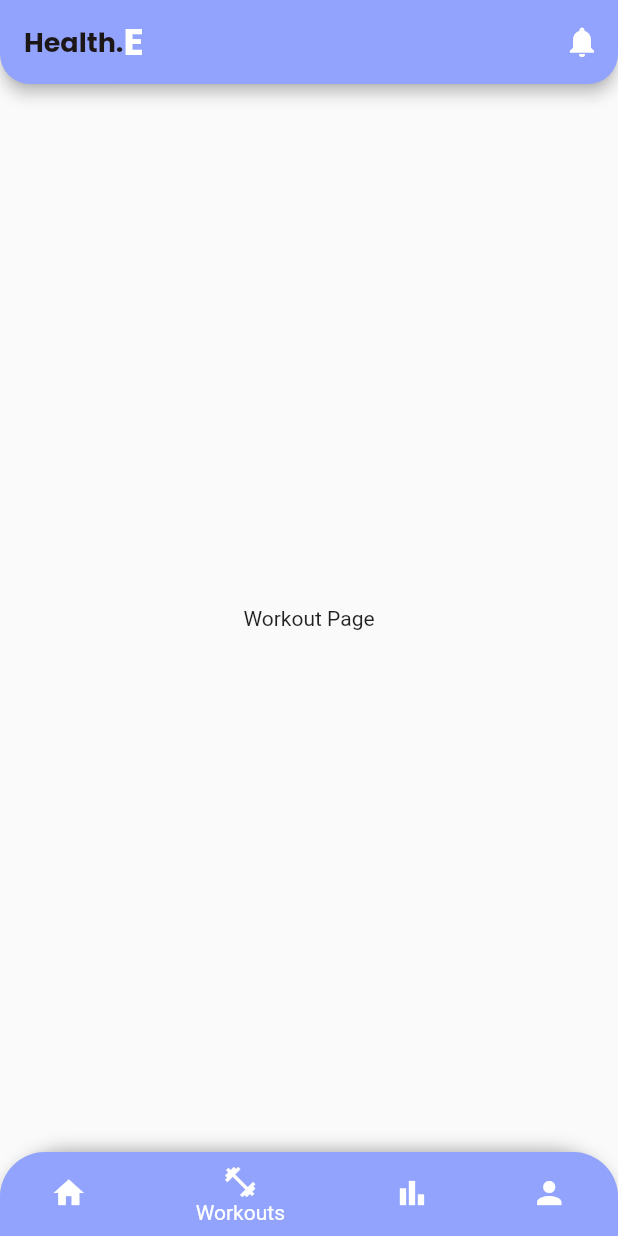
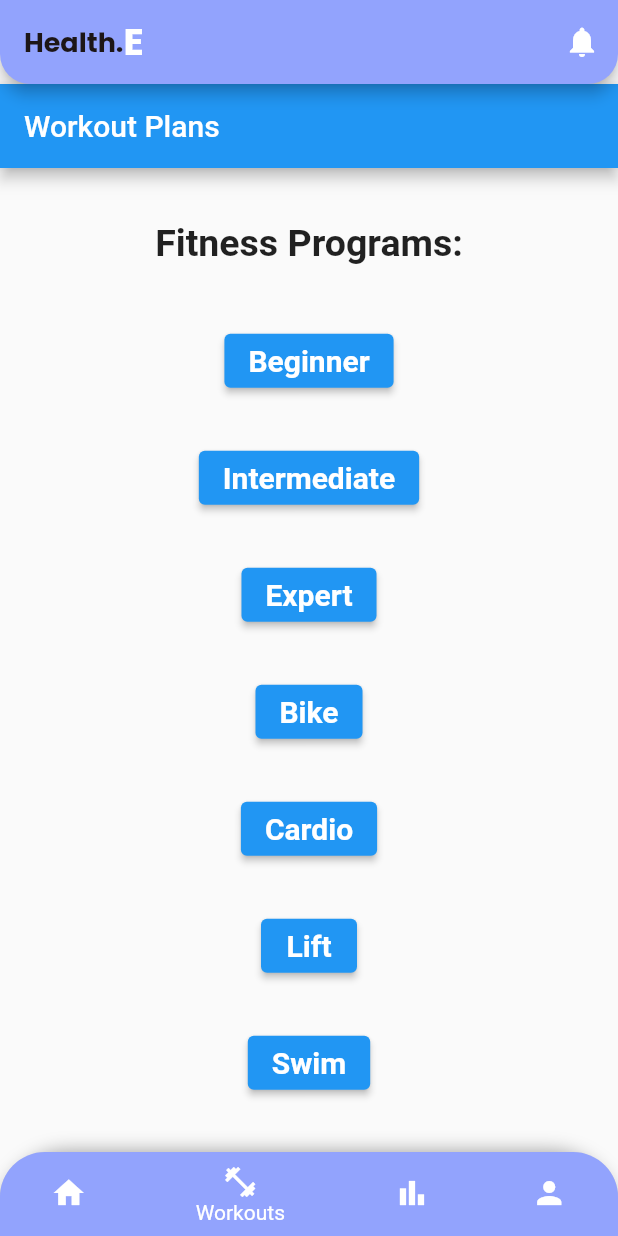
Before and after one commit to WSU-4110/health.e, a Flutter app: the screen it shows once a user with an empty profile is signed in, item 2 of the bottom bar chosen, on a phone screen of 412 x 824 dp. Run offline on Flutter 3.47's test engine with Material 2 defaults, Android fonts, the phone set to English and light mode, and no system bars; our stand-ins replace datetime_picker_formfield_new, firebase_auth, firebase_core, flutter_local_notifications, flutter_svg, get and 5 more; accounts and stored records are empty.

Commit message:
Readded workouts

```diff
--- /dev/null
+++ b/lib/screen/Workouts/WorkoutMain.dart
@@ -0,0 +1,99 @@
+import 'package:flutter/material.dart';
+import 'package:healthe/screen/Workouts/BeginnerPage.dart';
+import 'package:healthe/screen/Workouts/IntermediatePage.dart';
+import 'package:healthe/screen/Workouts/ExpertPage.dart';
+import 'package:healthe/screen/Workouts/WorkoutBike.dart';
+import 'package:healthe/screen/Workouts/WorkoutCardio.dart';
+import 'package:healthe/screen/Workouts/WorkoutLift.dart';
+import 'package:healthe/screen/Workouts/WorkoutSwim.dart';
+
+
+
+class WorkoutPage extends StatelessWidget {
+  @override
+  Widget build(BuildContext context) {
+    return Scaffold(
+      appBar: AppBar(
+        title: const Text('Workout Plans'),
+      ),
+      body: Center(
+        child: Container(
+          padding: EdgeInsets.all(20.0),
+          child: Column(
+            mainAxisAlignment: MainAxisAlignment.center,
+            crossAxisAlignment: CrossAxisAlignment.center,
+            children: <Widget>[
+              const Text(
+                'Fitness Programs:',
+                style: TextStyle(fontSize: 25.0, fontWeight: FontWeight.bold),
+              ),
+              const SizedBox(height: 40.0),
+              ElevatedButton (
+                child: const Text('Beginner', style: TextStyle(fontSize: 20, fontWeight: FontWeight.bold)),
+                onPressed: () {
+                  // Navigate to beginner workout plan page
+                  Navigator.push(context, MaterialPageRoute(builder: (context) => BeginnerWorkoutPage()),
+                  );
+                },
+              ),
+              const SizedBox(height: 30.0),
+              ElevatedButton (
+                child: const Text('Intermediate', style: TextStyle(fontSize: 20, fontWeight: FontWeight.bold)),
+                onPressed: () {
+                  // Navigate to beginner workout plan page
+                  Navigator.push(context, MaterialPageRoute(builder: (context) => IntermediateWorkoutPage()),
+                  );
+                },
+              ),
+              const SizedBox(height: 30.0),
+              ElevatedButton (
+                child: const Text('Expert', style: TextStyle(fontSize: 20, fontWeight: FontWeight.bold)),
+                onPressed: () {
+                  // Navigate to beginner workout plan page
+                  Navigator.push(context, MaterialPageRoute(builder: (context) => ExpertWorkoutPage()),
+                  );
+                },
+              ),
+              const SizedBox(height: 30.0),
+              ElevatedButton (
+                child: const Text('Bike', style: TextStyle(fontSize: 20, fontWeight: FontWeight.bold)),
+                onPressed: () {
+                  // Navigate to beginner workout plan page
+                  Navigator.push(context, MaterialPageRoute(builder: (context) => WorkoutBike()),
+                  );
+                },
+              ),
+              const SizedBox(height: 30.0),
+              ElevatedButton (
+                child: const Text('Cardio', style: TextStyle(fontSize: 20, fontWeight: FontWeight.bold)),
+                onPressed: () {
+                  // Navigate to beginner workout plan page
+                  Navigator.push(context, MaterialPageRoute(builder: (context) => WorkoutCardio()),
+                  );
+                },
+              ),
+              const SizedBox(height: 30.0),
+              ElevatedButton (
+                child: const Text('Lift', style: TextStyle(fontSize: 20, fontWeight: FontWeight.bold)),
+                onPressed: () {
+                  // Navigate to beginner workout plan page
+                  Navigator.push(context, MaterialPageRoute(builder: (context) => WorkoutLift()),
+                  );
+                },
+              ),
+              const SizedBox(height: 30.0),
+              ElevatedButton (
+                child: const Text('Swim', style: TextStyle(fontSize: 20, fontWeight: FontWeight.bold)),
+                onPressed: () {
+                  // Navigate to beginner workout plan page
+                  Navigator.push(context, MaterialPageRoute(builder: (context) => WorkoutSwim()),
+                  );
+                },
+              ),
+            ],
+          ),
+        ),
+      ),
+    );
+  }
+}
--- a/lib/screen/home_screen/home_screen.dart
+++ b/lib/screen/home_screen/home_screen.dart
@@ -4,9 +4,10 @@ import 'package:google_fonts/google_fonts.dart';
 import 'package:healthe/screen/home_screen/user_settings.dart';
 import 'package:firebase_auth/firebase_auth.dart';
 import 'package:healthe/database/auth.dart';
-import 'package:healthe/screen/home_screen/workouts.dart';
 import 'package:healthe/screen/notification/MyProgress.dart';
 import 'package:healthe/value/color.dart';
+import 'package:healthe/screen/Workouts/WorkoutMain.dart';
+
 
 import 'MainPage.dart';
 import 'notification_page.dart';
@@ -52,7 +53,7 @@ List<IconData> icon = [
 
   late final List pages = [
     const MainPage(),
-    const Workouts(),
+    WorkoutPage(),
     const Progress(),
     const userSettings(),
     Container(
```
Also changed, not shown: lib/screen/Workouts/BeginnerPage.dart (added, +54 -0 lines), lib/screen/Workouts/ExpertPage.dart (added, +54 -0 lines), lib/screen/Workouts/IntermediatePage.dart (added, +54 -0 lines), lib/screen/Workouts/WorkoutBike.dart (added, +54 -0 lines), lib/screen/Workouts/WorkoutCardio.dart (added, +54 -0 lines), lib/screen/Workouts/WorkoutLift.dart (added, +54 -0 lines), lib/screen/Workouts/WorkoutSwim.dart (added, +54 -0 lines).
